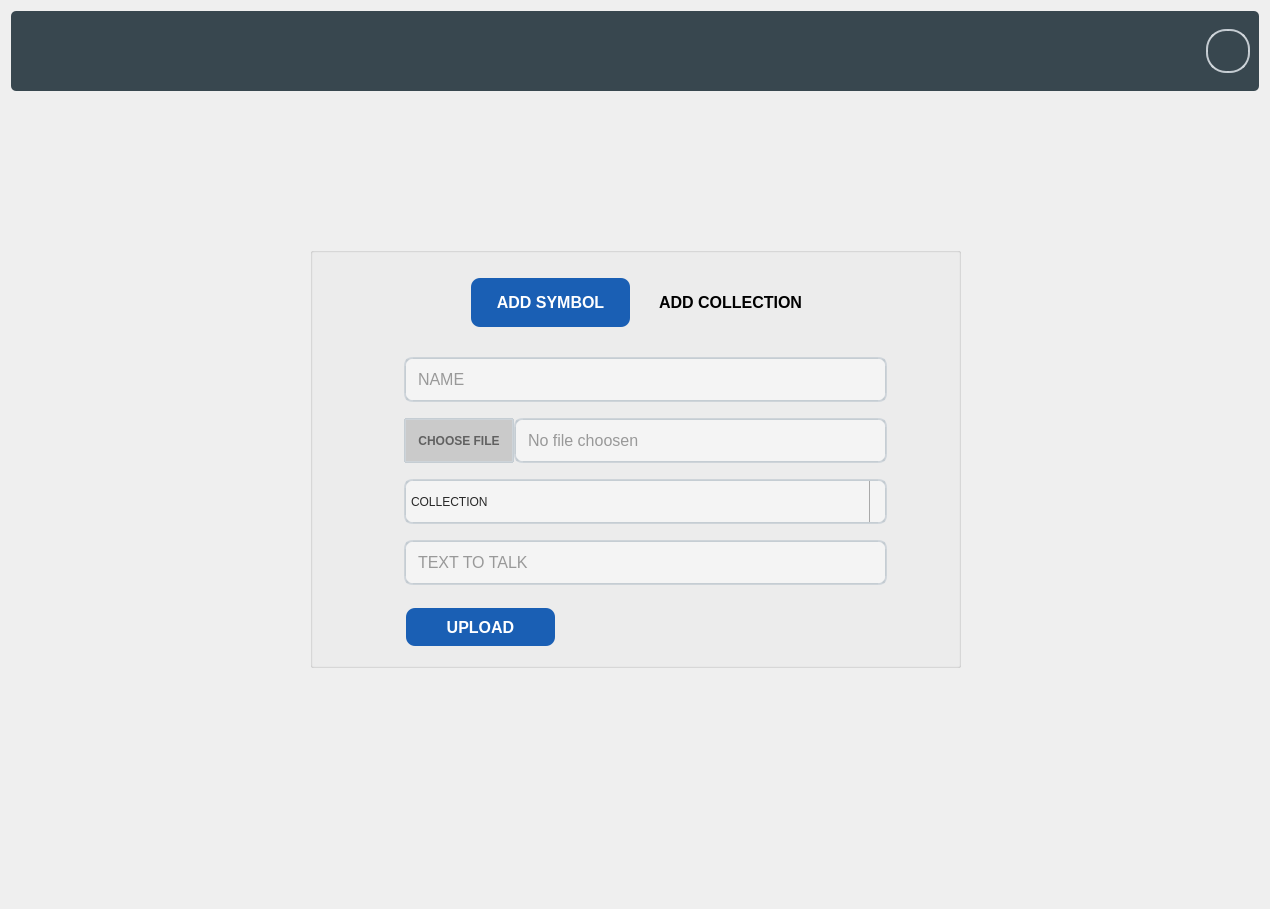
Old version of the form forms/add_symbol_view.ui in the repository Abdel-RahmanSaied/SpecialsAid_frontEnd.
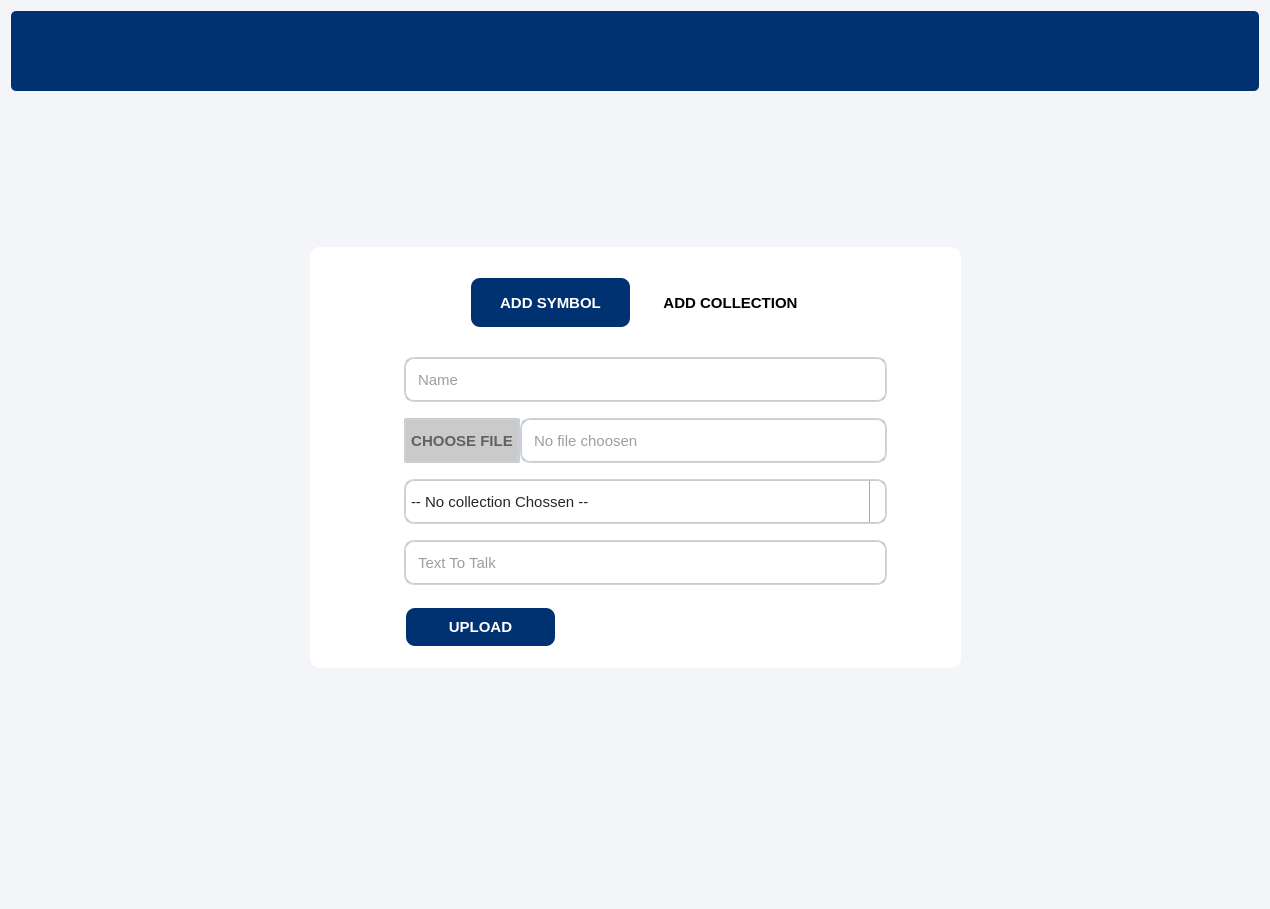
New version of the form. Icons and pictures are not drawn.

What changed in the file:
```diff
--- a/forms/add_symbol_view.ui
+++ b/forms/add_symbol_view.ui
@@ -20,8 +20,8 @@
   </property>
   <property name="styleSheet">
    <string notr="true">
-QMainWindow {
-    background-color:#f5f5f5;
+QWidget {
+	background-color: rgb(243, 245, 249);
 }
 QPushButton, QToolButton, QCommandLinkButton{
     padding: 0 5px 0 5px;
@@ -464,7 +464,7 @@
       </size>
      </property>
      <property name="styleSheet">
-      <string notr="true">background-color: #38474f;
+      <string notr="true">background-color:rgb(0,49,113,255);
 border-radius:5% 5%;</string>
      </property>
      <property name="frameShape">
@@ -508,54 +508,6 @@
         </property>
        </widget>
       </item>
-      <item row="0" column="2">
-       <spacer name="horizontalSpacer_3">
-        <property name="orientation">
-         <enum>Qt::Horizontal</enum>
-        </property>
-        <property name="sizeHint" stdset="0">
-         <size>
-          <width>40</width>
-          <height>20</height>
-         </size>
-        </property>
-       </spacer>
-      </item>
-      <item row="0" column="3">
-       <widget class="QPushButton" name="pushButton">
-        <property name="minimumSize">
-         <size>
-          <width>44</width>
-          <height>44</height>
-         </size>
-        </property>
-        <property name="maximumSize">
-         <size>
-          <width>44</width>
-          <height>44</height>
-         </size>
-        </property>
-        <property name="cursor">
-         <cursorShape>PointingHandCursor</cursorShape>
-        </property>
-        <property name="styleSheet">
-         <string notr="true">border-radius:20% 20%;</string>
-        </property>
-        <property name="text">
-         <string/>
-        </property>
-        <property name="icon">
-         <iconset resource="app_resources.qrc">
-          <normaloff>:/icons/icons/icons8-do-not-disturb-ios-50.png</normaloff>:/icons/icons/icons8-do-not-disturb-ios-50.png</iconset>
-        </property>
-        <property name="iconSize">
-         <size>
-          <width>30</width>
-          <height>30</height>
-         </size>
-        </property>
-       </widget>
-      </item>
       <item row="0" column="0">
        <widget class="QPushButton" name="back_to_home_btn">
         <property name="minimumSize">
@@ -582,8 +534,8 @@
         </property>
         <property name="iconSize">
          <size>
-          <width>30</width>
-          <height>30</height>
+          <width>40</width>
+          <height>40</height>
          </size>
         </property>
        </widget>
@@ -631,8 +583,14 @@
      <property name="font">
       <font>
        <family>Ubuntu</family>
+       <pointsize>-1</pointsize>
       </font>
      </property>
+     <property name="styleSheet">
+      <string notr="true">border-radius:10% 10%;
+background-color: rgb(255, 255, 255);
+font-size:15px;</string>
+     </property>
      <property name="title">
       <string/>
      </property>
@@ -648,7 +606,7 @@
       <property name="font">
        <font>
         <family>Ubuntu</family>
-        <pointsize>12</pointsize>
+        <pointsize>-1</pointsize>
         <weight>75</weight>
         <bold>true</bold>
        </font>
@@ -657,7 +615,9 @@
        <string notr="true">*{border-radius:10% 10%;
 	border-color: rgb(255, 255, 255,0);
 color: rgb(255, 255, 255);
-background-color: rgb(26, 95, 180);}
+background-color:rgb(0,49,113,255);
+
+}
 QPushButton:hover{
 	background-color: rgb(53, 132, 228);
 }
@@ -679,7 +639,7 @@
       <property name="font">
        <font>
         <family>Ubuntu</family>
-        <pointsize>12</pointsize>
+        <pointsize>-1</pointsize>
         <weight>75</weight>
         <bold>true</bold>
        </font>
@@ -712,7 +672,7 @@
       <property name="font">
        <font>
         <family>Ubuntu</family>
-        <pointsize>12</pointsize>
+        <pointsize>-1</pointsize>
         <weight>75</weight>
         <bold>true</bold>
        </font>
@@ -721,7 +681,8 @@
        <string notr="true">*{border-radius:10% 10%;
 	border-color: rgb(255, 255, 255,0);
 color: rgb(255, 255, 255);
-background-color: rgb(26, 95, 180);}
+background-color:rgb(0,49,113,255);
+}
 QPushButton:hover{
 	background-color: rgb(53, 132, 228);
 }
@@ -752,14 +713,14 @@
          <property name="font">
           <font>
            <family>Ubuntu</family>
-           <pointsize>12</pointsize>
+           <pointsize>-1</pointsize>
           </font>
          </property>
          <property name="styleSheet">
           <string notr="true">padding:10px;</string>
          </property>
          <property name="placeholderText">
-          <string>NAME</string>
+          <string>Name</string>
          </property>
         </widget>
        </item>
@@ -776,6 +737,14 @@
              <height>45</height>
             </size>
            </property>
+           <property name="font">
+            <font>
+             <family>Ubuntu</family>
+             <pointsize>-1</pointsize>
+             <weight>75</weight>
+             <bold>true</bold>
+            </font>
+           </property>
            <property name="styleSheet">
             <string notr="true">background-color: rgb(202, 202, 202);
 border-radius:1px;</string>
@@ -796,7 +765,7 @@
            <property name="font">
             <font>
              <family>Ubuntu</family>
-             <pointsize>12</pointsize>
+             <pointsize>-1</pointsize>
             </font>
            </property>
            <property name="styleSheet">
@@ -820,8 +789,14 @@
            <height>45</height>
           </size>
          </property>
+         <property name="font">
+          <font>
+           <family>Ubuntu</family>
+           <pointsize>-1</pointsize>
+          </font>
+         </property>
          <property name="placeholderText">
-          <string>COLLECTION</string>
+          <string>-- No collection Chossen --</string>
          </property>
         </widget>
        </item>
@@ -836,14 +811,14 @@
          <property name="font">
           <font>
            <family>Ubuntu</family>
-           <pointsize>12</pointsize>
+           <pointsize>-1</pointsize>
           </font>
          </property>
          <property name="styleSheet">
           <string notr="true">padding:10px;</string>
          </property>
          <property name="placeholderText">
-          <string>TEXT TO TALK</string>
+          <string>Text To Talk</string>
          </property>
         </widget>
        </item>
```
Left out of the diff: 13 changed lines with no effect on the pictures.
